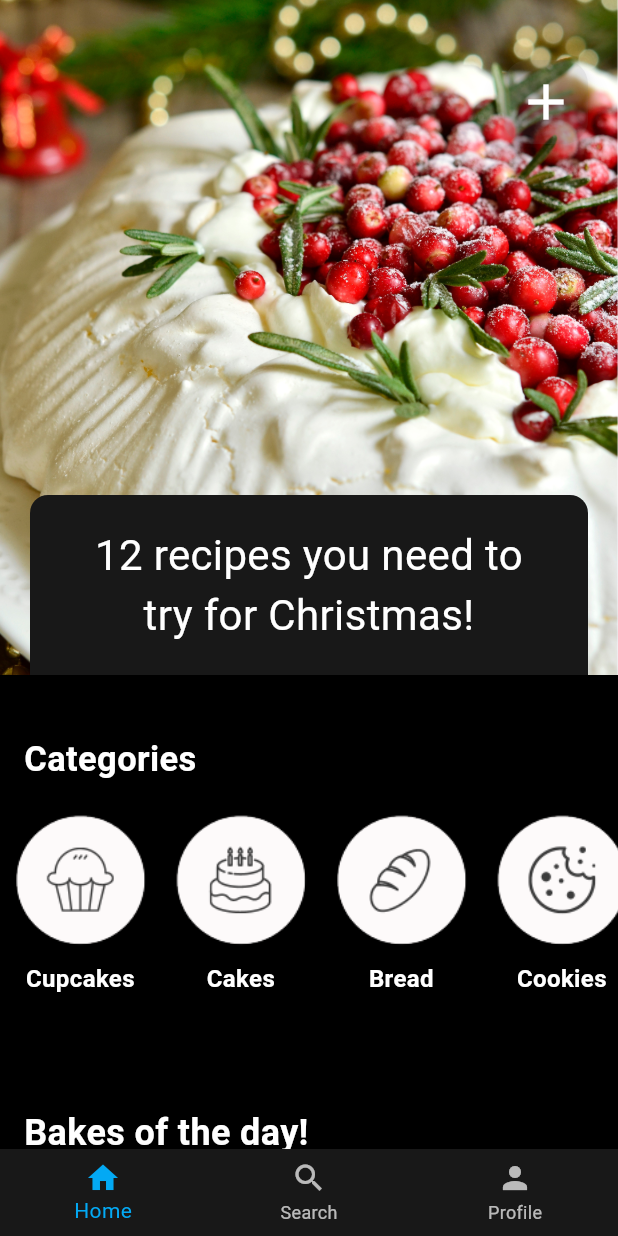
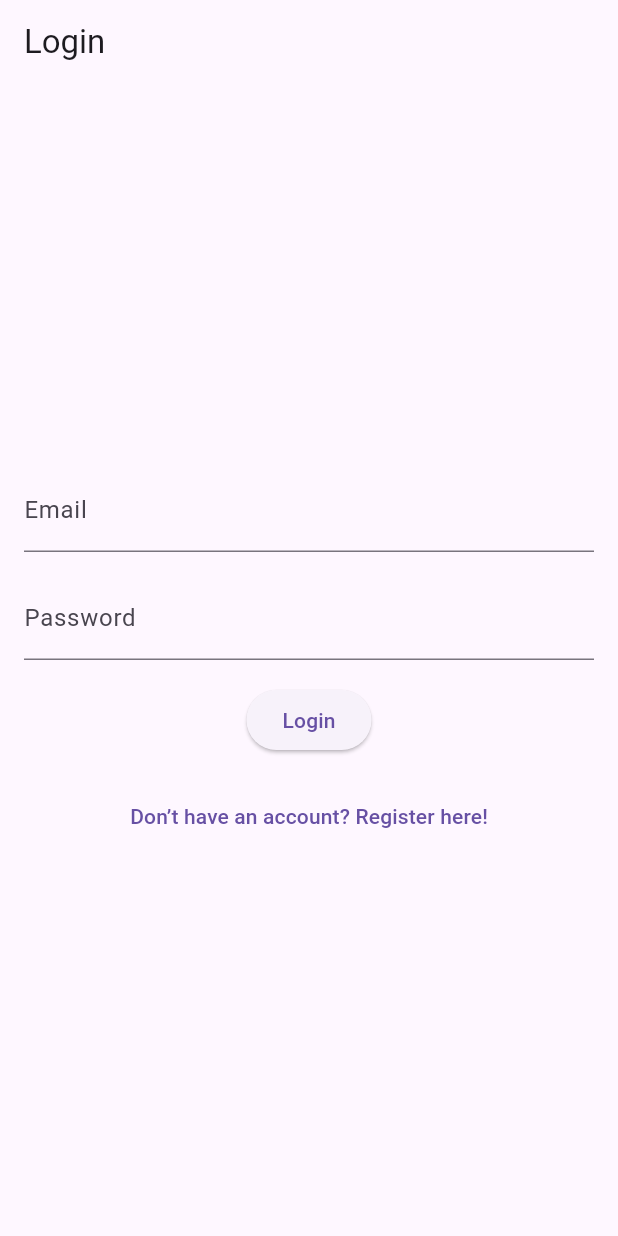
Before and after one commit to Sigrun3va/Lokaverkefni_recipes_app, a Flutter app: the screen it shows after launch, on a phone screen of 412 x 824 dp. Run offline on Flutter 3.47's test engine with Material 3 defaults, Android fonts, the phone set to English and light mode, and no system bars; our stand-ins replace image_picker, sqflite; accounts and stored records are empty; Roboto replaces fonts that are missing (HedvigLetterSerif).

```diff
--- a/lib/main.dart
+++ b/lib/main.dart
@@ -1,5 +1,6 @@
 import 'package:flutter/material.dart';
 import 'package:recipes_app/screens/home_screen.dart';
+import 'package:recipes_app/screens/login_screen.dart';
 
 void main() {
   runApp(const MyApp());
@@ -15,19 +16,12 @@ class MyApp extends StatelessWidget {
   theme: ThemeData(
     primarySwatch: Colors.pink,
     visualDensity: VisualDensity.adaptivePlatformDensity,
-        inputDecorationTheme: const InputDecorationTheme(
-          fillColor: Colors.white,
-          filled: true,
-          labelStyle: TextStyle(color: Colors.black),
-          enabledBorder: OutlineInputBorder(
-            borderSide: BorderSide(color: Colors.white),
   ),
-          focusedBorder: OutlineInputBorder(
-            borderSide: BorderSide(color: Colors.lightBlue),
-          ),
-        ),
-      ),
-      home: const HomeScreen(),
+  initialRoute: '/login',
+  routes: {
+    '/login': (context) => const LoginScreen(),
+    '/home': (context) => const HomeScreen(),
+  },
 );
   }
 }
--- /dev/null
+++ b/lib/screens/login_screen.dart
@@ -0,0 +1,90 @@
+import 'package:flutter/material.dart';
+import 'package:recipes_app/services/auth_service.dart';
+import 'package:recipes_app/screens/register_screen.dart';
+
+class LoginScreen extends StatefulWidget {
+  const LoginScreen({Key? key}) : super(key: key);
+
+  @override
+  _LoginScreenState createState() => _LoginScreenState();
+}
+
+class _LoginScreenState extends State<LoginScreen> {
+  final _emailController = TextEditingController();
+  final _passwordController = TextEditingController();
+  bool _isLoading = false;
+
+void _login() async {
+  setState(() {
+    _isLoading = true;
+  });
+
+  final success = await AuthService.login(
+    _emailController.text,
+    _passwordController.text,
+  );
+
+  setState(() {
+    _isLoading = false;
+  });
+
+  if (success) {
+    Navigator.pushReplacementNamed(context, '/home');
+  } else {
+    ScaffoldMessenger.of(context).showSnackBar(
+      const SnackBar(content: Text('Invalid email or password')),
+    );
+  }
+}
+
+@override
+Widget build(BuildContext context) {
+  return Scaffold(
+    appBar: AppBar(
+      title: const Text('Login'),
+    ),
+    body: Padding(
+      padding: const EdgeInsets.all(16.0),
+      child: Column(
+        mainAxisAlignment: MainAxisAlignment.center,
+        children: [
+          TextField(
+            controller: _emailController,
+            decoration: const InputDecoration(labelText: 'Email'),
+          ),
+          const SizedBox(height: 16),
+          TextField(
+            controller: _passwordController,
+            decoration: const InputDecoration(labelText: 'Password'),
+            obscureText: true,
+          ),
+          const SizedBox(height: 16),
+          _isLoading
+              ? const CircularProgressIndicator()
+              : ElevatedButton(
+                  onPressed: _login,
+                  child: const Text('Login'),
+                ),
+          const SizedBox(height: 16),
+          TextButton(
+            onPressed: () {
+              Navigator.push(
+                context,
+                MaterialPageRoute(builder: (context) => const RegisterScreen()),
+              );
+            },
+            child: const Text('Don’t have an account? Register here!'),
+          ),
+        ],
+      ),
+    ),
+  );
+}
+
+  @override
+  void dispose() {
+    _emailController.dispose();
+    _passwordController.dispose();
+    super.dispose();
+  }
+}
--- /dev/null
+++ b/lib/services/auth_service.dart
@@ -0,0 +1,34 @@
+import 'dart:convert';
+import 'package:http/http.dart' as http;
+
+class AuthService {
+  static const String _baseUrl = 'http://localhost:5000/api/auth';
+
+  static Future<bool> login(String email, String password) async {
+    final response = await http.post(
+      Uri.parse('$_baseUrl/login'),
+      headers: {'Content-Type': 'application/json'},
+      body: jsonEncode({'email': email, 'password': password}),
+    );
+
+    if (response.statusCode == 200) {
+      return true;
+    } else {
+      return false;
+    }
+  }
+
+  static Future<bool> register(String email, String password) async {
+    final response = await http.post(
+      Uri.parse('$_baseUrl/register'),
+      headers: {'Content-Type': 'application/json'},
+      body: jsonEncode({'email': email, 'password': password}),
+    );
+
+    if (response.statusCode == 200) {
+      return true;
+    } else {
+      return false;
+    }
+  }
+}
```
Also changed, not shown: lib/screens/register_screen.dart (added, +104 -0 lines). Lines whose indentation alone changed are shown as unchanged.
